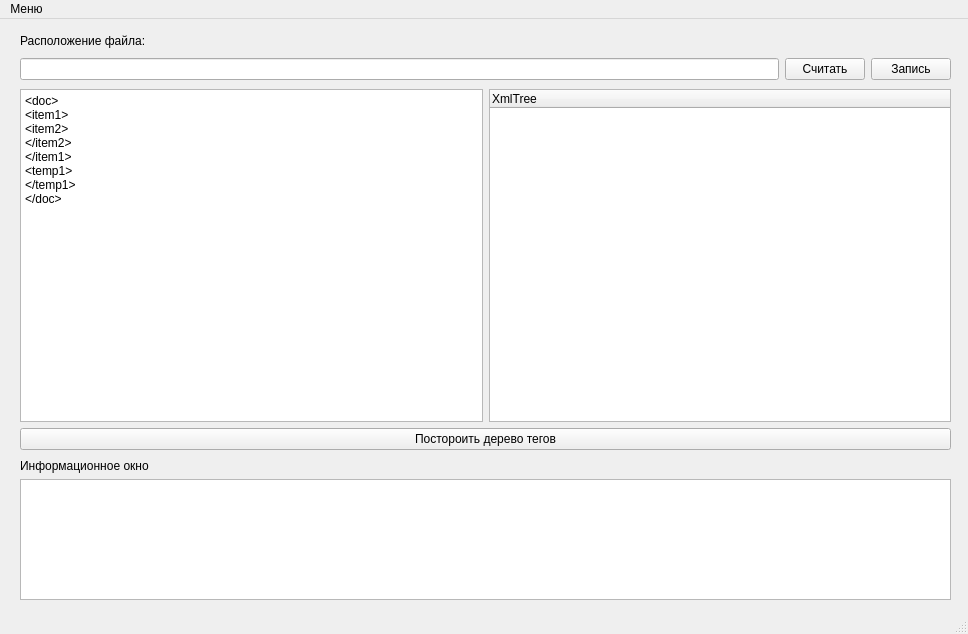
Old version of the form mainwindow.ui in the repository obrodiga/XmrReder.
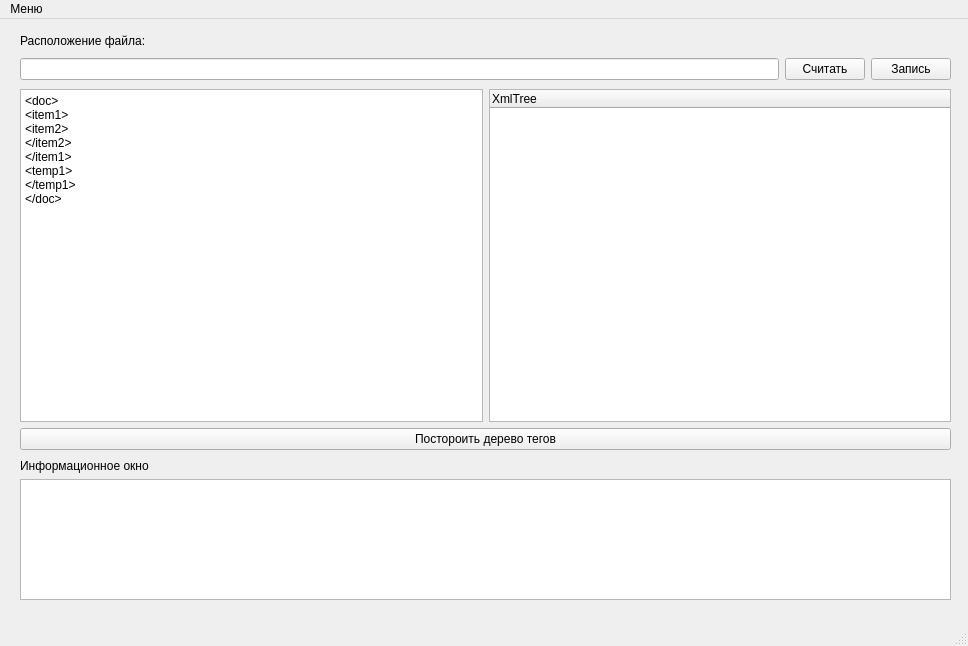
New version of the form.

What changed in the file:
```diff
--- a/mainwindow.ui
+++ b/mainwindow.ui
@@ -7,7 +7,7 @@
     <x>0</x>
     <y>0</y>
     <width>968</width>
-    <height>634</height>
+    <height>646</height>
    </rect>
   </property>
   <property name="sizePolicy">
```
